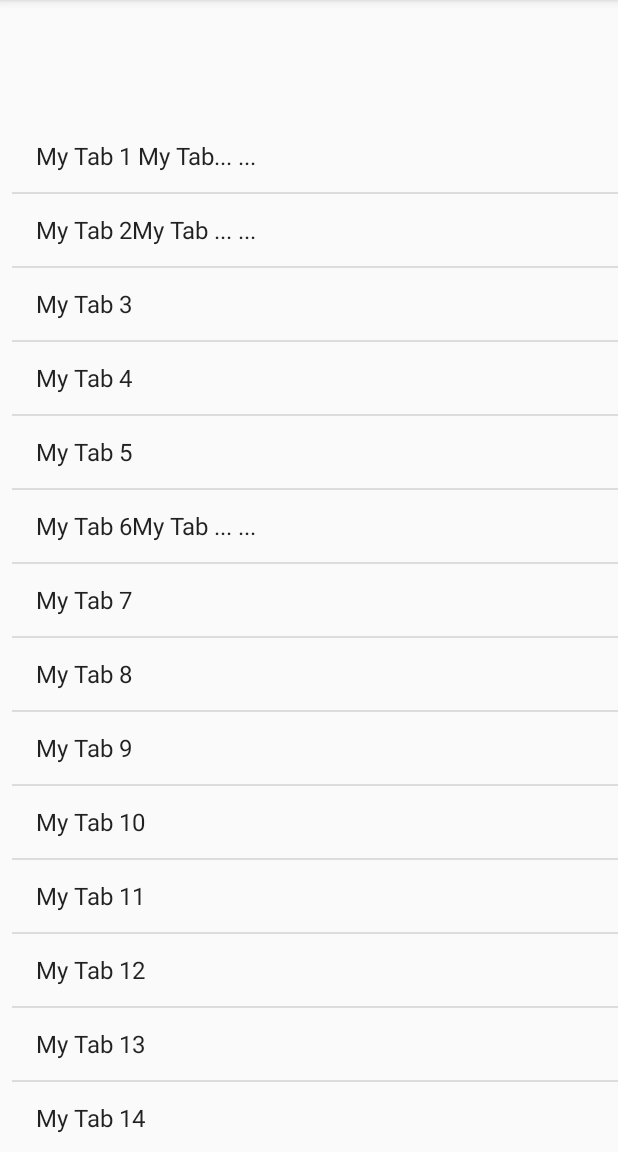
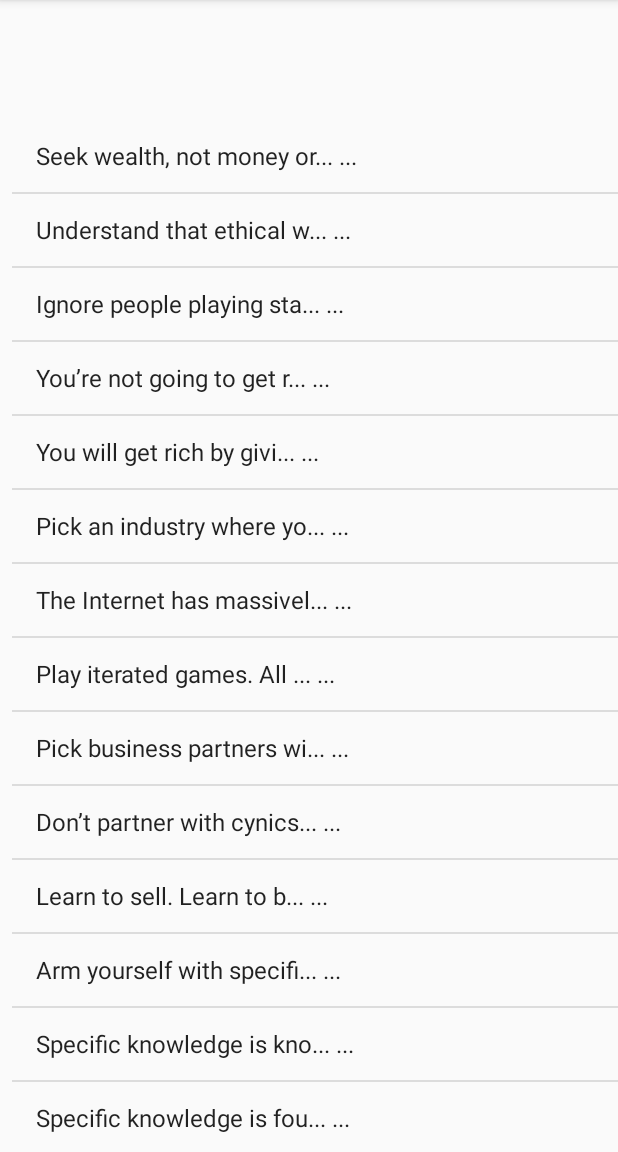
Before and after one commit to ybdesire/android_dev_learn, an Android app: the screen it shows after launch (MainActivity), on a phone screen of 412 x 824 dp, the part 84-1236 px from its top. Run offline under Robolectric (Android 15) with nearby library versions, the phone set to English and light mode, and no system bars; our stand-ins replace AdMob.

Commit message:
add content and published to gp

```diff
--- a/apps/TipsGetRich/app/src/main/java/getrich/tips/ybdesire/com/tipsgetrich/Main2Activity.java
+++ b/apps/TipsGetRich/app/src/main/java/getrich/tips/ybdesire/com/tipsgetrich/Main2Activity.java
@@ -51,7 +51,7 @@ public class Main2Activity extends AppCompatActivity {
             str = tab_names[value];
         }
         TextView etxt= (TextView) findViewById(R.id.textView);
-        etxt.setText(str);
+        etxt.setText("    "+str);
 
         // back button click
         Button button= (Button) findViewById(R.id.btn_back);
--- a/apps/TipsGetRich/app/src/main/java/getrich/tips/ybdesire/com/tipsgetrich/MainActivity.java
+++ b/apps/TipsGetRich/app/src/main/java/getrich/tips/ybdesire/com/tipsgetrich/MainActivity.java
@@ -39,9 +39,9 @@ public class MainActivity extends AppCompatActivity {
         for(int i=0;i<tab_names.length;i++)
         {
             String str = tab_names[i];
-            if(str.length()>=15)
+            if(str.length()>=25)
             {
-                str = str.substring(0,15)+"... ...";
+                str = str.substring(0,25)+"... ...";
             }
             strs[i] = str;
         }
--- a/apps/TipsGetRich/app/src/main/res/layout/activity_main2.xml
+++ b/apps/TipsGetRich/app/src/main/res/layout/activity_main2.xml
@@ -17,14 +17,17 @@
 
     <TextView
         android:id="@+id/textView"
-        android:layout_width="match_parent"
+        android:layout_width="366dp"
         android:layout_height="401dp"
+        android:layout_gravity="center"
         android:layout_marginTop="80dp"
-        android:text="123" />
+        android:text="123"
+
+        android:textSize="24sp" />
 
     <Button
         android:id="@+id/btn_back"
-        android:layout_width="273dp"
+        android:layout_width="250dp"
         android:layout_height="wrap_content"
         android:layout_gravity="center"
 
--- a/apps/TipsGetRich/app/src/main/res/values/strings.xml
+++ b/apps/TipsGetRich/app/src/main/res/values/strings.xml
@@ -5,24 +5,45 @@
     <string name="txt_blank">Blank page, no content</string>
     <string name="txt_page">Page</string>
     <string-array name="tabs_names">
-        <item>My Tab 1 My Tab 1 My Tab 1 My Tab 1 My Tab 1</item>
-        <item>My Tab 2My Tab 2My Tab 2My Tab 2</item>
-        <item>My Tab 3</item>
-        <item>My Tab 4</item>
-        <item>My Tab 5</item>
-        <item>My Tab 6My Tab 6My Tab 6My Tab 6My Tab 6My Tab 6My Tab 6My Tab 6</item>
-        <item>My Tab 7</item>
-        <item>My Tab 8</item>
-        <item>My Tab 9</item>
-        <item>My Tab 10</item>
-        <item>My Tab 11</item>
-        <item>My Tab 12</item>
-        <item>My Tab 13</item>
-        <item>My Tab 14</item>
-        <item>My Tab 15</item>
-        <item>My Tab 16</item>
-        <item>My Tab 17</item>
-        <item>My Tab 18</item>
+        <item>Seek wealth, not money or status. Wealth is having assets that earn while you sleep. Money is how we transfer time and wealth. Status is your place in the social hierarchy.</item>
+        <item>Understand that ethical wealth creation is possible. If you secretly despise wealth, it will elude you.</item>
+        <item>Ignore people playing status games. They gain status by attacking people playing wealth creation games.</item>
+        <item>You’re not going to get rich renting out your time. You must own equity?—?a piece of a business?—?to gain your financial freedom.</item>
+        <item>You will get rich by giving society what it wants but does not yet know how to get. At scale.</item>
+        <item>Pick an industry where you can play long term games with long term people.</item>
+        <item>The Internet has massively broadened the possible space of careers. Most people haven’t figured this out yet.</item>
+        <item>Play iterated games. All the returns in life, whether in wealth, relationships, or knowledge, come from compound interest.</item>
+        <item>Pick business partners with high intelligence, energy, and, above all, integrity.</item>
+        <item>Don’t partner with cynics and pessimists. Their beliefs are self-fulfilling.</item>
+        <item>Learn to sell. Learn to build. If you can do both, you will be unstoppable.</item>
+        <item>Arm yourself with specific knowledge, accountability, and leverage.</item>
+        <item>Specific knowledge is knowledge that you cannot be trained for. If society can train you, it can train someone else, and replace you.</item>
+        <item>Specific knowledge is found by pursuing your genuine curiosity and passion rather than whatever is hot right now.</item>
+        <item>Building specific knowledge will feel like play to you but will look like work to others.</item>
+        <item>When specific knowledge is taught, it’s through apprenticeships, not schools.</item>
+        <item>Specific knowledge is often highly technical or creative. It cannot be outsourced or automated.</item>
+        <item>Embrace accountability, and take business risks under your own name. Society will reward you with responsibility, equity, and leverage.</item>
+        <item>The most accountable people have singular, public, and risky brands: Oprah, Trump, Kanye, Elon.</item>
+        <item>“Give me a lever long enough, and a place to stand, and I will move the earth.”?—?Archimedes</item>
+        <item>Fortunes require leverage. Business leverage comes from capital, people, and products with no marginal cost of replication (code and media).</item>
+        <item>Capital means money. To raise money, apply your specific knowledge, with accountability, and show resulting good judgment.</item>
+        <item>Labor means people working for you. It’s the oldest and most fought-over form of leverage. Labor leverage will impress your parents, but don’t waste your life chasing it.</item>
+        <item>Capital and labor are permissioned leverage. Everyone is chasing capital, but someone has to give it to you. Everyone is trying to lead, but someone has to follow you.</item>
+        <item>Code and media are permissionless leverage. They’re the leverage behind the newly rich. You can create software and media that works for you while you sleep.</item>
+        <item>An army of robots is freely available?—?it’s just packed in data centers for heat and space efficiency. Use it.</item>
+        <item>If you can’t code, write books and blogs, record videos and podcasts.</item>
+        <item>Leverage is a force multiplier for your judgement.</item>
+        <item>Judgement requires experience, but can be built faster by learning foundational skills.</item>
+        <item>There is no skill called “business.” Avoid business magazines and business classes.</item>
+        <item>Study microeconomics, game theory, psychology, persuasion, ethics, mathematics, and computers.</item>
+        <item>Reading is faster than listening. Doing is faster than watching.</item>
+        <item>You should be too busy to “do coffee,” while still keeping an uncluttered calendar.</item>
+        <item>Set and enforce an aspirational personal hourly rate. If fixing a problem will save less than your hourly rate, ignore it. If outsourcing a task will cost less than your hourly rate, outsource it.</item>
+        <item>Work as hard as you can. Even though who you work with and what you work on are more important than how hard you work.</item>
+        <item>Become the best in the world at what you do. Keep redefining what you do until this is true.</item>
+        <item>There are no get rich quick schemes. That’s just someone else getting rich off you.</item>
+        <item>Apply specific knowledge, with leverage, and eventually you will get what you deserve.</item>
+        <item>When you’re finally wealthy, you’ll realize that it wasn’t what you were seeking in the first place. But that’s for another day.</item>
     </string-array>
 
 </resources>
```
Also changed, not shown: apps/TipsGetRich/app/src/main/res/mipmap-hdpi/ic_launcher.png, apps/TipsGetRich/app/src/main/res/mipmap-mdpi/ic_launcher.png, apps/TipsGetRich/app/src/main/res/mipmap-xhdpi/ic_launcher.png, apps/TipsGetRich/app/src/main/res/mipmap-xxhdpi/ic_launcher.png, apps/TipsGetRich/app/src/main/res/mipmap-xxxhdpi/ic_launcher.png, 6 other files.
